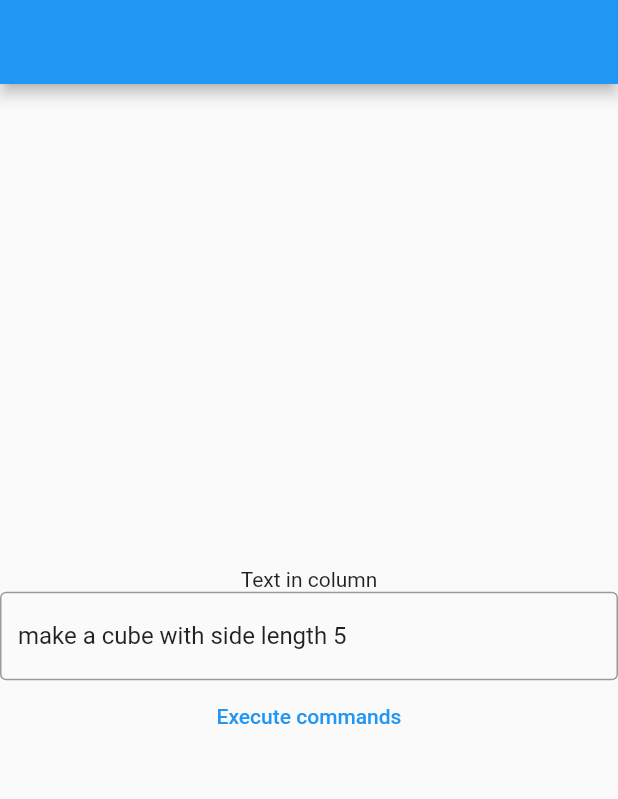
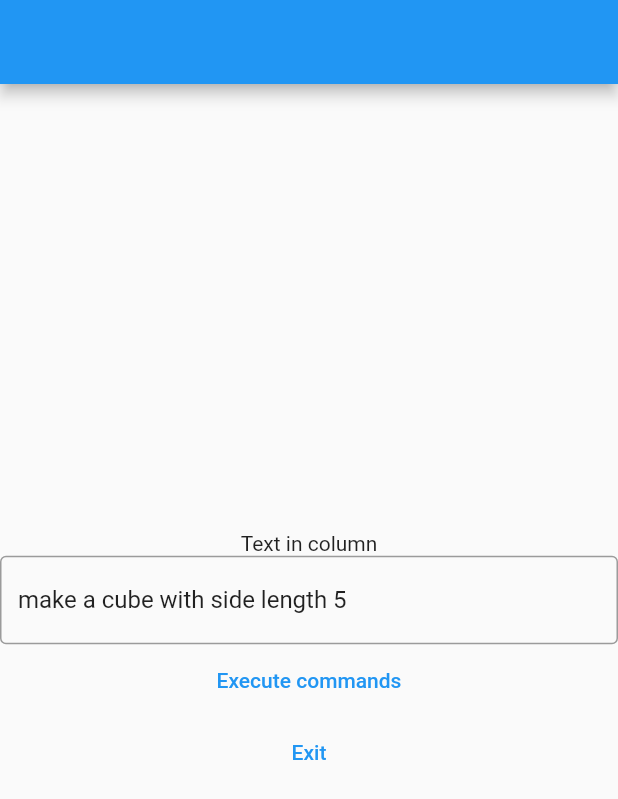
Before and after one commit to akashpamal/SpeechToCADApp, a Flutter app: the screen it shows after launch, after a tap on "Execute commands", on a phone screen of 412 x 824 dp. Shown: the top 799 px of the screen. Run offline on Flutter 3.47's test engine with Material 2 defaults, Android fonts, the phone set to English and light mode, and no system bars; our stand-ins replace clock, plugin_platform_interface; missing offline and left inert: dart:html.

Commit message:
TextField succesfully creates cube with specified side length in Fusion360

```diff
--- a/speech_to_cad_app/lib/CAD Classes/all_objects_3d.dart
+++ b/speech_to_cad_app/lib/CAD Classes/all_objects_3d.dart
@@ -38,10 +38,10 @@ class Cube extends PrimitiveObject3D {
 
   String toStringFusion() {
     String part0 = super.toStringFusion();
-    var square = new Square(this.getProperty('sideLength').toString());
+    var square = new Square(this.getProperty('side_length').toString());
     String part1 = square.toStringFusion();
     String part2 =
-        "# DRAWING A CUBE\nextrude = rootComp.features.extrudeFeatures.addSimple(sketch.profiles[-1], adsk.core.ValueInput.createByReal(${this.getProperty('sideLength').toString()}), adsk.fusion.FeatureOperations.NewBodyFeatureOperation)\n";
+        "# DRAWING A CUBE\nextrude = rootComp.features.extrudeFeatures.addSimple(sketch.profiles[-1], adsk.core.ValueInput.createByReal(${this.getProperty('side_length').toString()}), adsk.fusion.FeatureOperations.NewBodyFeatureOperation)\n";
     return part0 + part1 + part2;
   }
 
--- a/speech_to_cad_app/lib/main.dart
+++ b/speech_to_cad_app/lib/main.dart
@@ -173,8 +173,10 @@ class HomePageButtonBased extends StatelessWidget {
 }
 
 class HomePageTextBased extends StatelessWidget {
-  final instructionTextFieldController = TextEditingController(text: "make a cube with side length 5");
+  final instructionTextFieldController =
+      TextEditingController(text: "make a cube with side length 5");
   final textParser = TextParser();
+  final communicationManager = CommunicationManagerClient();
 
   @override
   Widget build(BuildContext context) {
@@ -202,10 +204,17 @@ class HomePageTextBased extends StatelessWidget {
                   print(element.toString());
                   // com
                 });
-
-
+                communicationManager.addGlobalVariable('extrude');
+                communicationManager
+                    .sendMessage(objectList[0].toStringFusion());
               },
               child: Text("Execute commands"),
+            ),
+            TextButton(
+              onPressed: () {
+                this.communicationManager.sendMessage("exit()");
+              },
+              child: Text('Exit'),
             )
           ],
         ),
```
